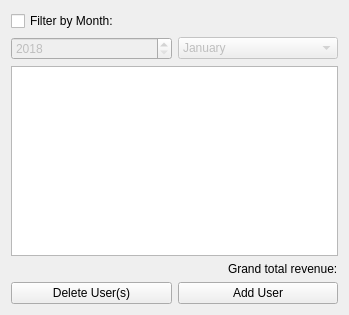
Above: src/memberlisttab.ui from tsukidan/team-blank-CS1C before the change. Below: the same form after it.
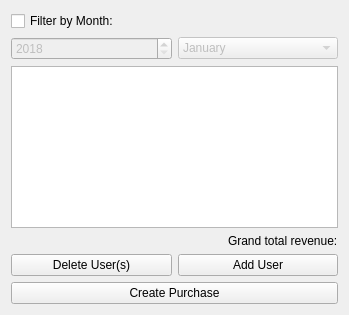
That is the form after the change.

Commit message: Finish creating purchases

Patch:
```diff
--- a/src/memberlisttab.ui
+++ b/src/memberlisttab.ui
@@ -143,6 +143,13 @@
      </item>
     </layout>
    </item>
+   <item>
+    <widget class="QPushButton" name="createPurchaseButton">
+     <property name="text">
+      <string>Create Purchase</string>
+     </property>
+    </widget>
+   </item>
   </layout>
  </widget>
  <resources/>
```
The commit also changes 6 other files.
